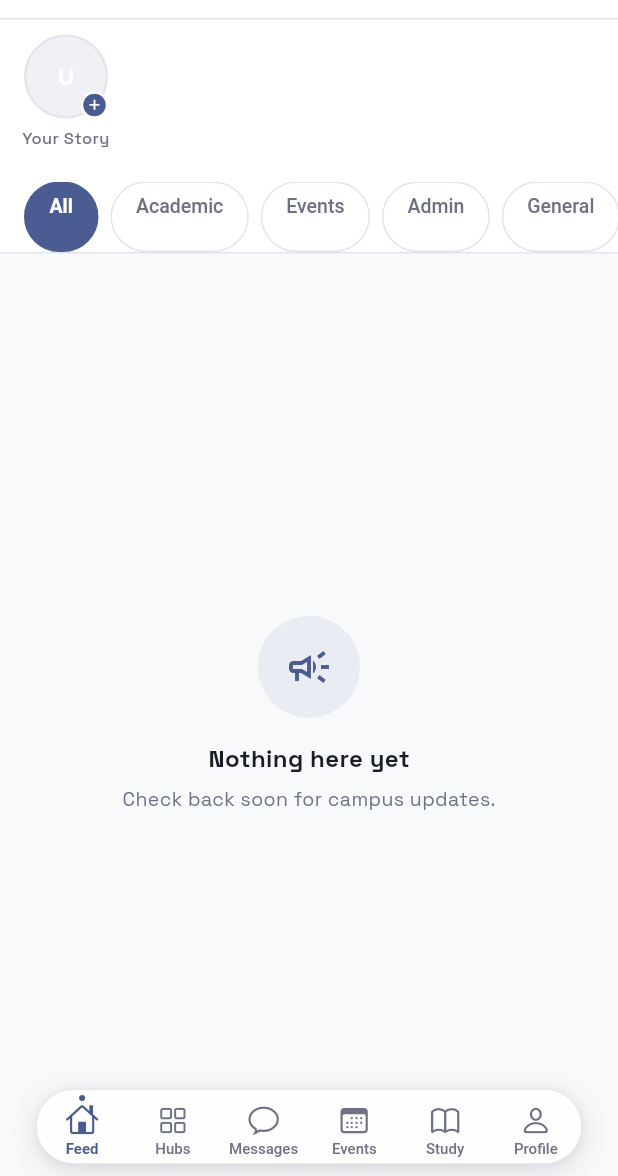
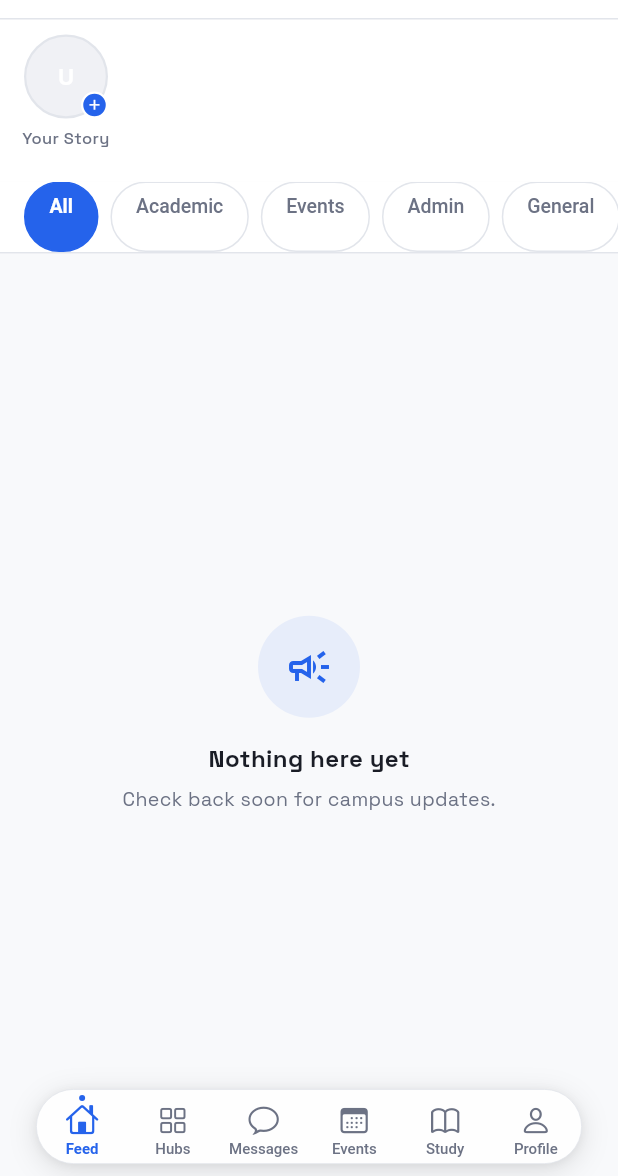
Before and after one commit to chrisxie12/UNIFY, a Flutter app: the screen it shows once a user with an empty profile is signed in, on a phone screen of 412 x 824 dp, the part 60-1236 px from its top. Run offline on Flutter 3.47's test engine with Material 3 defaults, Android fonts, the phone set to English and light mode, and no system bars; drawn by our look-alikes of cached_network_image; our stand-ins replace connectivity_plus, equatable, file_picker, firebase_core, firebase_messaging, flutter_dotenv and 11 more; accounts and stored records are empty; network calls fail.

Commit message:
Fix muted theme color — pin brand blue instead of fromSeed tonal
ColorScheme.fromSeed(seedColor: #2563EB) runs the brand blue through
Material 3's tonal palette algorithm, which desaturates it into a
muted slate-indigo. The .copyWith() overrode surfaces but left
primary as the washed-out tone — so every screen using context.primary
(auth, profile, admin, etc.) rendered the wrong color despite the
design tokens being correct.

Now pin primary/onPrimary/primaryContainer/secondary to the exact
preset colors so context.primary == UnifyColors.primaryBlue (#2563EB).

The dark theme already built its ColorScheme explicitly, so this only
affected light mode.

Co-Authored-By: Claude Sonnet 4.6 <noreply@anthropic.com>
Claude-Session: https://claude.ai/code/session_01LQMJzYkZh23ueQVNfR29oq

```diff
--- a/mobile_flutter/lib/core/theme/app_theme.dart
+++ b/mobile_flutter/lib/core/theme/app_theme.dart
@@ -19,6 +19,14 @@ class AppTheme {
       seedColor: preset.primary,
       brightness: Brightness.light,
     ).copyWith(
+      // Force the exact brand colors — fromSeed tonally desaturates the
+      // seed into a muted slate, which is NOT the UNIFY blue. Pin them.
+      primary: preset.primary,
+      onPrimary: Colors.white,
+      primaryContainer: preset.primaryLight,
+      onPrimaryContainer: Colors.white,
+      secondary: preset.primary,
+      onSecondary: Colors.white,
       onSurface: const Color(0xFF1A1D26),
       onSurfaceVariant: const Color(0xFF6C7284),
       outline: const Color(0xFFE2E5EB),
```
